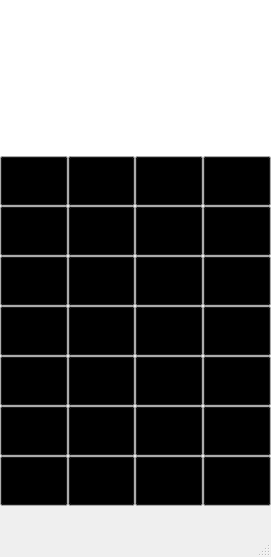
First picture: the form in mainwindow.ui, repository KartoonYoko/Calculator, before the edit.
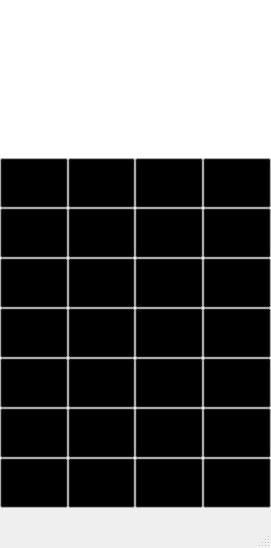
Second picture: the form after the edit. Icons and pictures are not drawn.

What changed in the file:
```diff
--- a/mainwindow.ui
+++ b/mainwindow.ui
@@ -10,7 +10,7 @@
     <x>0</x>
     <y>0</y>
     <width>271</width>
-    <height>557</height>
+    <height>548</height>
    </rect>
   </property>
   <property name="sizePolicy">
@@ -22,13 +22,13 @@
   <property name="minimumSize">
    <size>
     <width>271</width>
-    <height>557</height>
+    <height>548</height>
    </size>
   </property>
   <property name="maximumSize">
    <size>
     <width>271</width>
-    <height>557</height>
+    <height>548</height>
    </size>
   </property>
   <property name="palette">
@@ -163,7 +163,7 @@
       <x>0</x>
       <y>0</y>
       <width>271</width>
-      <height>506</height>
+      <height>508</height>
      </rect>
     </property>
     <layout class="QVBoxLayout" name="verticalLayout_Main" stretch="0,2,2,2,2,2,2">
```
